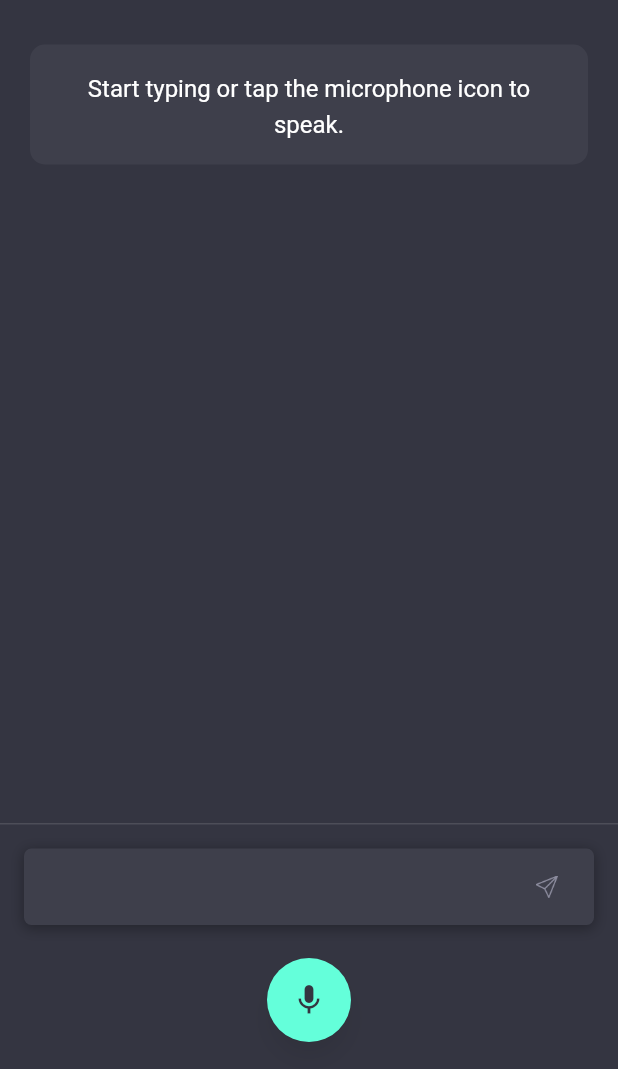
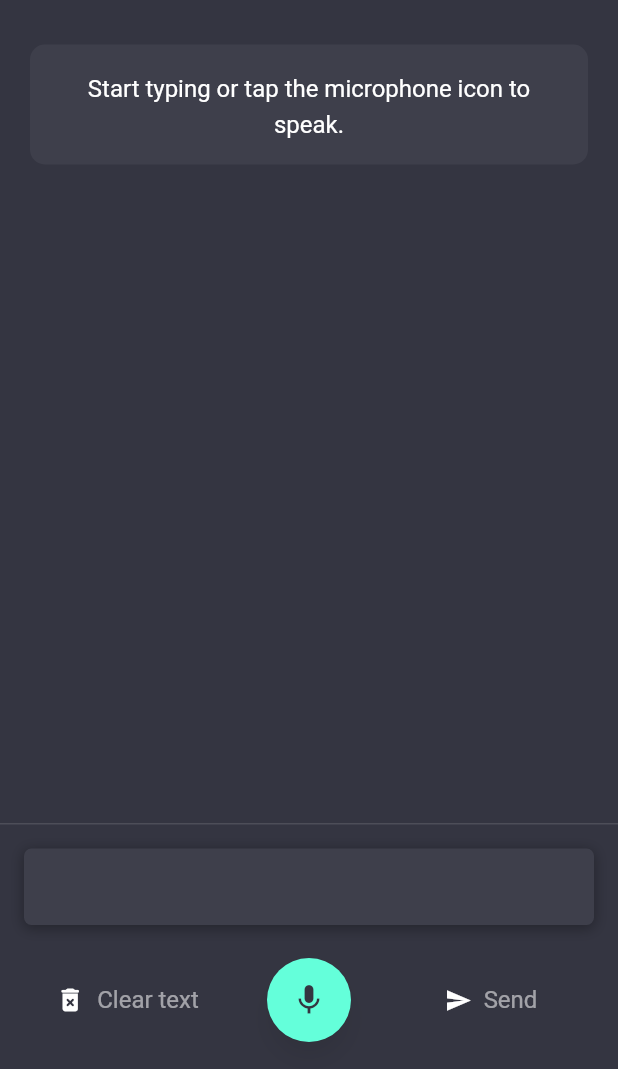
Before and after one commit to nnpanh/advanced-mobile-chat-gpt-flutter, a Flutter app: the screen it shows after launch, on a phone screen of 412 x 824 dp, the part 167-1236 px from its top. Run offline on Flutter 3.47's test engine with Material 2 defaults, Android fonts, the phone set to English and light mode, and no system bars; our stand-ins replace flutter_chat_types, flutter_chat_ui, get, google_fonts, speech_to_text; generated files the repository leaves out were written again.

Commit message:
send button

```diff
--- a/lib/views/home_view/components/home_view_body.dart
+++ b/lib/views/home_view/components/home_view_body.dart
@@ -68,7 +68,7 @@ class _HomeViewBodyState extends State<HomeViewBody> {
   void _onSpeechResult(SpeechRecognitionResult result) {
     setState(() {
       _lastWords = result.recognizedWords;
-      inputController.text = inputController.text + _lastWords;
+      inputController.text = _lastWords;
     });
   }
 
@@ -130,18 +130,64 @@ class _HomeViewBodyState extends State<HomeViewBody> {
                   ),
           ),
           customChatInput(),
-          Row(
+          Container(
+            padding: const EdgeInsets.symmetric(horizontal: 24.0),
+            child: Row(
+              mainAxisAlignment: MainAxisAlignment.spaceEvenly,
+              children: [
+                Expanded(
+                  flex: 1,
+                  child: InkWell(
+                    onTap: (){
+                      inputController.clear();
+                    },
+                    child:
+                    Container(
+                      padding: const EdgeInsets.symmetric(horizontal: 8, vertical: 16),
+                      child: Row(
                         mainAxisAlignment: MainAxisAlignment.center,
-            children: [
-              FloatingActionButton(
+                        children: const [
+                          Icon(Icons.delete_forever_rounded, size: 20),
+                          SizedBox(width: 8,),
+                          Text('Clear text', style: TextStyle(fontSize: 16))
+                        ]
+                      ),
+                    ),
+                  )
+                ),
+                Expanded(
+                  flex:1,
+                  child: FloatingActionButton(
                     onPressed:
                     // If not yet listening for speech start, otherwise stop
                     _speechToText.isNotListening ? _startListening : _stopListening,
-                tooltip: 'Tap to speak',
                     child: Icon(_speechToText.isNotListening ? Icons.mic : Icons.pause,
                         color: Theme.of(buildContext).primaryColor),
                   ),
+                ),
+                Expanded(
+                    flex: 1,
+                    child: InkWell(
+                      onTap: (){
+                        if (inputController.text.isNotEmpty) {
+                          _handleSendPressed(inputController.text);
+                        }
+                      },
+                      child: Container(
+                        padding: const EdgeInsets.symmetric(horizontal: 8, vertical: 16),
+                        child: Row(
+                            mainAxisAlignment: MainAxisAlignment.center,
+                            children: const [
+                              Icon(Icons.send_sharp, size: 18),
+                              SizedBox(width: 8,),
+                              Text('Send', style: TextStyle(fontSize: 16))
                             ]
+                        ),
+                      ),
+                    )
+                ),
+              ]
+            ),
           ),
           const SizedBox(
             height: 18,
@@ -200,21 +246,6 @@ class _HomeViewBodyState extends State<HomeViewBody> {
                     ),
                   ),
                 ),
-                const SizedBox(width: 8.0),
-                GestureDetector(
-                  onTap: () {
-                    if (inputController.text.isNotEmpty) {
-                      _handleSendPressed(inputController.text);
-                    }
-                  },
-                  child: SizedBox(
-                      height: 15,
-                      width: 15,
-                      child: Image.asset(
-                        'assets/send.png',
-                        fit: BoxFit.fitHeight,
-                      )),
-                ),
               ],
             ),
           ),
@@ -242,6 +273,7 @@ class _HomeViewBodyState extends State<HomeViewBody> {
 
   void _handleSendPressed(String message) {
     chatController.handleSendPressed(message);
+    inputController.clear();
   }
 
 
```
Lines whose indentation alone changed are shown as unchanged.
